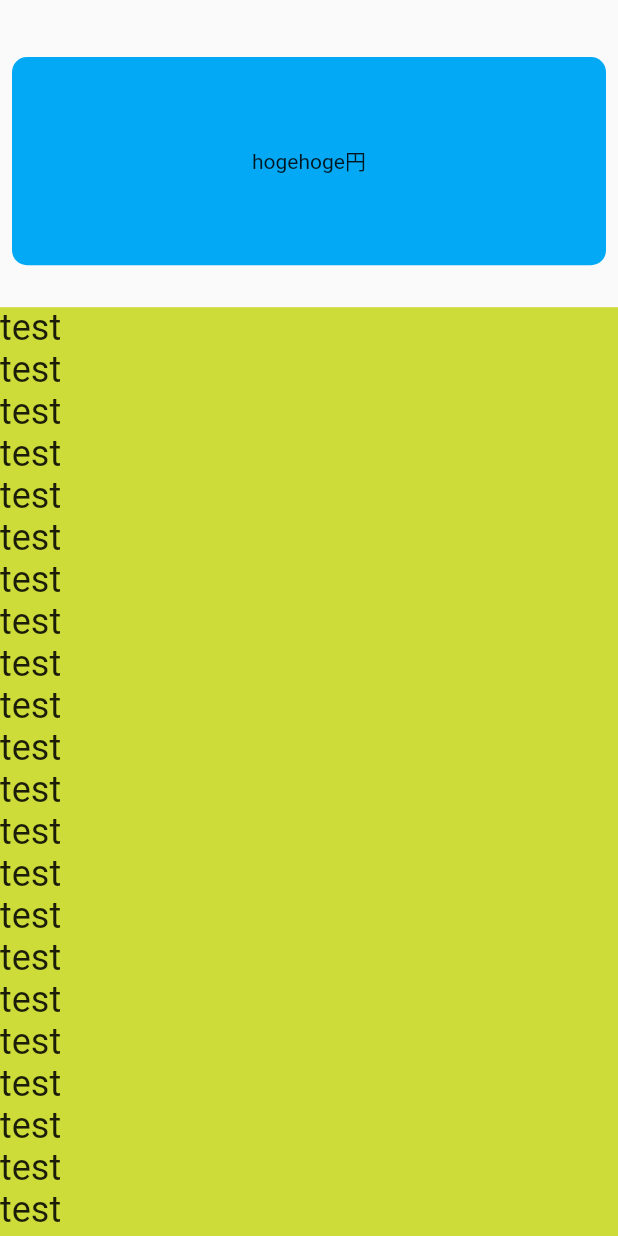
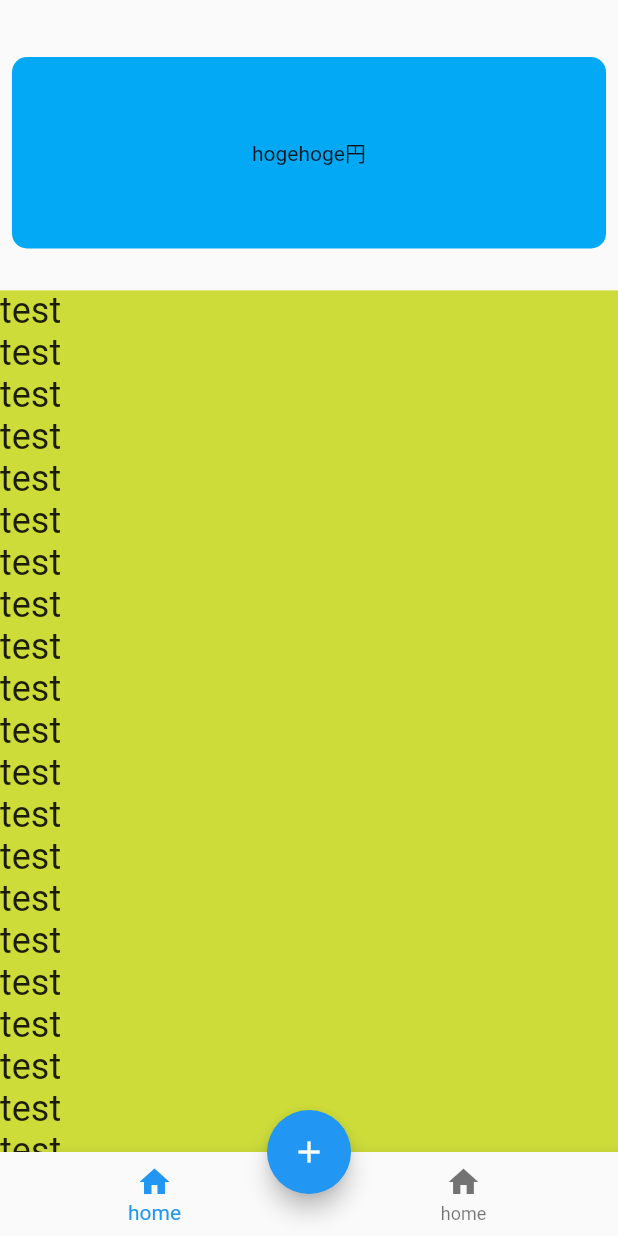
Before and after one commit to koki1126/creditcard-statement-note, a Flutter app: the screen it shows after launch, on a phone screen of 412 x 824 dp. Run offline on Flutter 3.47's test engine with Material 2 defaults, Android fonts, the phone set to English and light mode, and no system bars.

Commit message:
FABとbottomnavigationbarを設置

```diff
--- a/lib/main.dart
+++ b/lib/main.dart
@@ -13,6 +13,23 @@ class MyApp extends StatelessWidget {
       debugShowCheckedModeBanner: false, //デバッグ表示のバナーをオフに
       home: Scaffold(
         body: MainPage(),
+        floatingActionButton: FloatingActionButton(
+          child: Icon(Icons.add),
+          onPressed: null,
+        ),
+        floatingActionButtonLocation: FloatingActionButtonLocation.centerDocked,
+        bottomNavigationBar: BottomNavigationBar(
+          items: const <BottomNavigationBarItem>[
+            BottomNavigationBarItem(
+              icon: Icon(Icons.home),
+              label: 'home',
+            ),
+            BottomNavigationBarItem(
+              icon: Icon(Icons.home),
+              label: 'home',
+            ),
+          ],
+        ),
       ),
     );
   }
```
